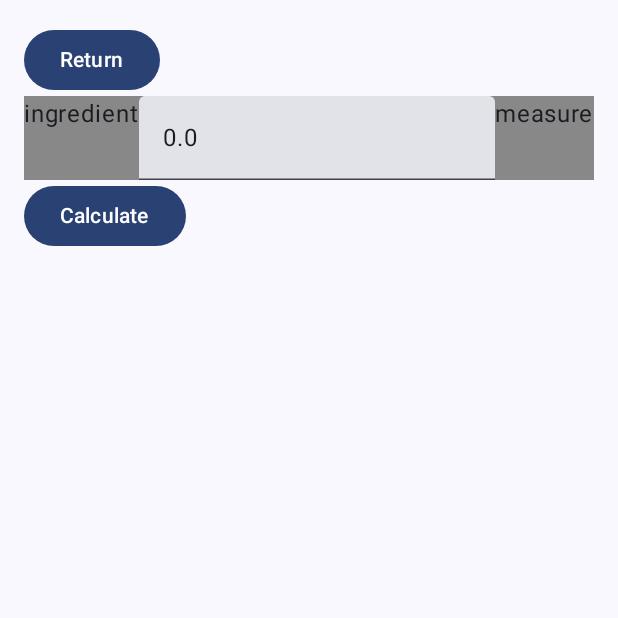
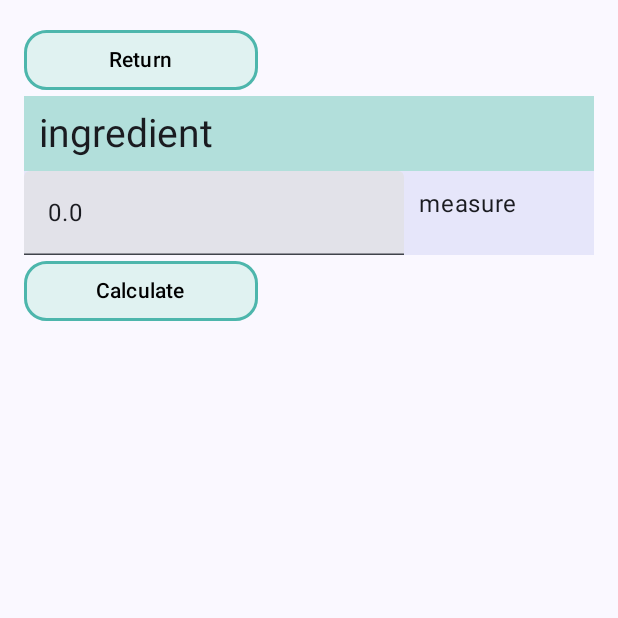
Before and after one commit to apushist/RecipeBook, an Android app built with Jetpack Compose: the CalculateIngredientsScreen screen opened through its navigation route, on a phone screen of 412 x 824 dp, the top half of it. Run offline under Robolectric (Android 15) with nearby library versions, the phone set to English and light mode, and no system bars; our stand-ins replace Dagger/Hilt's generated code.

Commit message:
ChangeVisualDisplayCalculateIngredientsScreen

```diff
--- a/architecture-templates/app/src/main/java/com/sfedu/recipebook/ui/recipe/CalculateIngredientsScreen.kt
+++ b/architecture-templates/app/src/main/java/com/sfedu/recipebook/ui/recipe/CalculateIngredientsScreen.kt
@@ -1,17 +1,26 @@
 package com.sfedu.recipebook.ui.recipe
 
+import androidx.compose.foundation.BorderStroke
 import androidx.compose.foundation.background
 import androidx.compose.foundation.clickable
 import androidx.compose.foundation.layout.Row
+import androidx.compose.foundation.layout.Spacer
 import androidx.compose.foundation.layout.fillMaxWidth
+import androidx.compose.foundation.layout.height
 import androidx.compose.foundation.layout.offset
+import androidx.compose.foundation.layout.padding
+import androidx.compose.foundation.layout.width
 import androidx.compose.foundation.lazy.LazyColumn
+import androidx.compose.foundation.shape.RoundedCornerShape
 import androidx.compose.foundation.text.KeyboardOptions
 import androidx.compose.material3.Button
+import androidx.compose.material3.ButtonDefaults
 import androidx.compose.material3.DropdownMenu
 import androidx.compose.material3.DropdownMenuItem
 import androidx.compose.material3.Text
 import androidx.compose.material3.TextField
+import androidx.compose.material3.TextFieldColors
+import androidx.compose.material3.TextFieldDefaults
 import androidx.compose.runtime.Composable
 import androidx.compose.runtime.getValue
 import androidx.compose.runtime.mutableDoubleStateOf
@@ -21,8 +30,10 @@ import androidx.compose.runtime.setValue
 import androidx.compose.ui.Modifier
 import androidx.compose.ui.graphics.Color
 import androidx.compose.ui.text.input.KeyboardType
+import androidx.compose.ui.text.style.TextIndent
 import androidx.compose.ui.unit.DpOffset
 import androidx.compose.ui.unit.dp
+import androidx.compose.ui.unit.sp
 import androidx.hilt.navigation.compose.hiltViewModel
 
 @Composable
@@ -34,7 +45,13 @@ fun CalculateIngredientsScreen(
 
     LazyColumn(modifier) {
         item{
-            Button(onClick = { onNavigateToRecipeView() }) {
+            Button(
+                onClick = { onNavigateToRecipeView() },
+                modifier = Modifier.width(156.dp),
+                shape = RoundedCornerShape(15.dp),
+                colors = ButtonDefaults.buttonColors(containerColor = Color(0xFFE0F2F1), contentColor = Color.Black),
+                border = BorderStroke(2.dp, Color(0xFF4DB6AC))
+            ) {
                 Text(
                     text = "Return"
                 )
@@ -44,7 +61,12 @@ fun CalculateIngredientsScreen(
             Button(onClick = {
                 changeViewableIngredients(multiplier)
                 onNavigateToRecipeView()
-            }) {
+            },
+                modifier = Modifier.width(156.dp),
+                shape = RoundedCornerShape(15.dp),
+                colors = ButtonDefaults.buttonColors(containerColor = Color(0xFFE0F2F1), contentColor = Color.Black),
+                border = BorderStroke(2.dp, Color(0xFF4DB6AC))
+            ) {
                 Text(
                     text = "Calculate"
                 )
@@ -76,22 +98,45 @@ fun IngredientsDropdownMenu():Double {
     }
 
     Row(
-        modifier = Modifier.fillMaxWidth().background(Color.Gray)
-            .clickable { expanded.value = true }
+        modifier =  Modifier.fillMaxWidth()
+                            .background(Color(0xFFB2DFDB))
+                            .padding(0.dp, 10.dp, 0.dp, 10.dp)
+                            .clickable { expanded.value = true }
     ) {
+        //Spacer(modifier = Modifier.height(20.dp))
+
         Text(
             text = selectedItem.value.first,
             modifier = Modifier
+                .height(30.dp)
+                //.padding(10.dp, 10.dp, 10.dp, 0.dp)
+                .background(Color(0xFFB2DFDB)),
+            style = androidx.compose.ui.text.TextStyle(textIndent = TextIndent(10.sp, 5.sp), fontSize = 26.sp,),
         )
+    }
+
+    Row(
+        modifier = Modifier.fillMaxWidth().background(Color(0xFFE6E6FA))
+            .clickable { expanded.value = true }
+    ) {
+        //Spacer(modifier = Modifier.height(20.dp))
+
         TextField(
             value = selectedItemQuantity.toString(),
             onValueChange = { selectedItemQuantity = round2Characters(it.toDoubleOrNull() ?: selectedItem.value.second) },
-            modifier = Modifier.weight(1f),
-            keyboardOptions = KeyboardOptions(keyboardType = KeyboardType.Number)
+            keyboardOptions = KeyboardOptions(keyboardType = KeyboardType.Number),
+            modifier = Modifier.weight(2f)
+                .background(Color(0xFFE6E6FA))
+            ,
         )
         Text(
             text = selectedItem.value.third,
-            modifier = Modifier
+            modifier = Modifier.weight(1f)
+                .padding(vertical = 10.dp)
+                .padding(start = 10.dp)
+                .background(Color(0xFFE6E6FA))
+            ,
+
         )
     }
 
```
